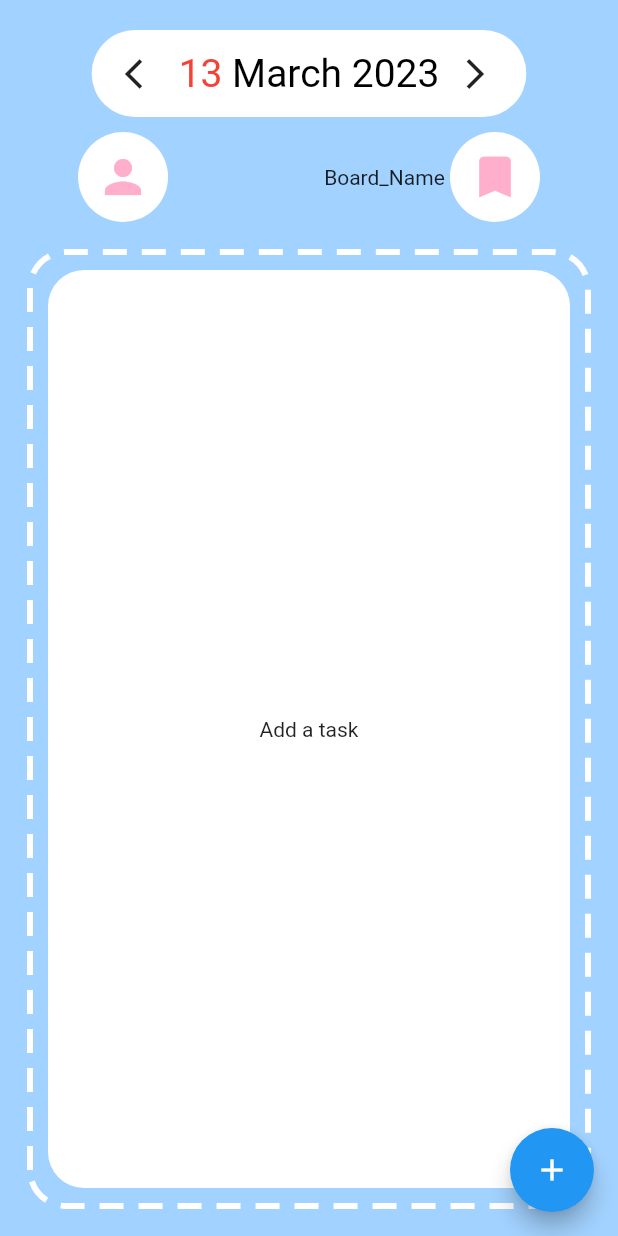
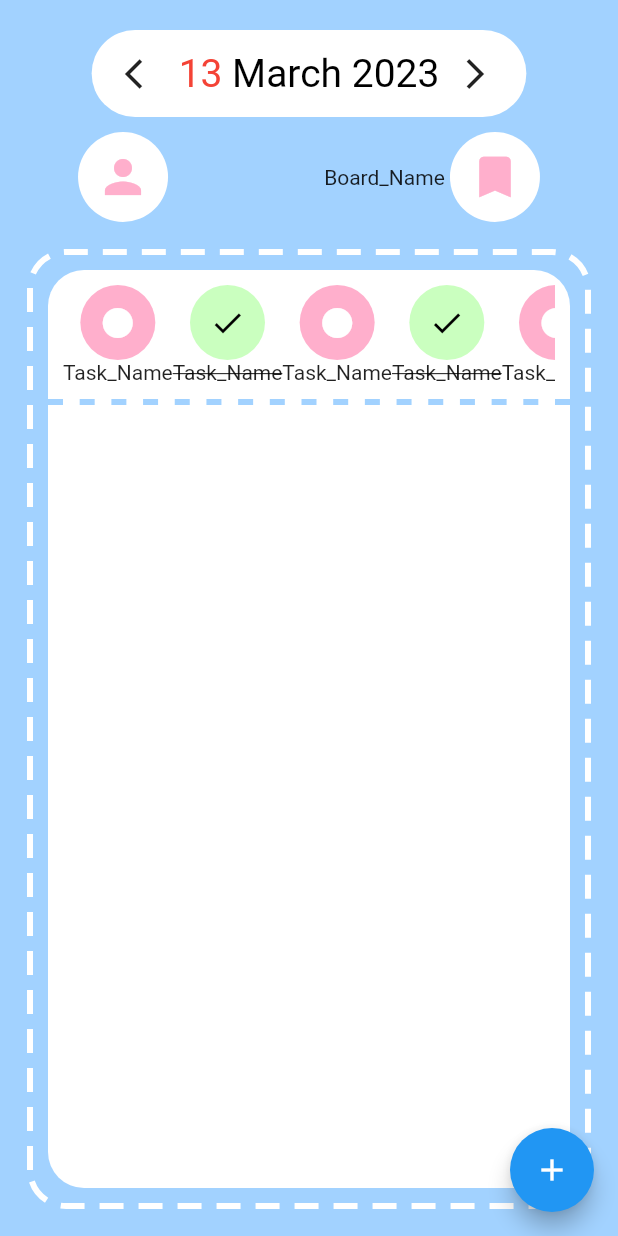
Before and after one commit to Bug-Too/CollabTasks, a Flutter app: the screen it shows after launch, on a phone screen of 412 x 824 dp. Run offline on Flutter 3.47's test engine with Material 2 defaults, Android fonts, the phone set to English and light mode, and no system bars; drawn by our look-alikes of dotted_border.

Commit message:
add default color style, separator, task box

```diff
--- a/lib/todo_page.dart
+++ b/lib/todo_page.dart
@@ -44,8 +44,45 @@ class CircleIconButton extends StatelessWidget {
   }
 }
 
+// Source: https://stackoverflow.com/questions/54019785/how-to-add-line-dash-in-flutter
+class MySeparator extends StatelessWidget {
+  const MySeparator({Key? key, this.height = 1, this.color = Colors.black})
+      : super(key: key);
+  final double height;
+  final Color color;
+
+  @override
+  Widget build(BuildContext context) {
+    return LayoutBuilder(
+      builder: (BuildContext context, BoxConstraints constraints) {
+        final boxWidth = constraints.constrainWidth();
+        const dashWidth = 10.0;
+        final dashHeight = height;
+        final dashCount = (boxWidth / (2 * dashWidth)).floor();
+        return Flex(
+          mainAxisAlignment: MainAxisAlignment.spaceBetween,
+          direction: Axis.horizontal,
+          children: List.generate(dashCount, (_) {
+            return SizedBox(
+              width: dashWidth,
+              height: dashHeight,
+              child: DecoratedBox(
+                decoration: BoxDecoration(color: color),
+              ),
+            );
+          }),
+        );
+      },
+    );
+  }
+}
+
 class _TodoPageState extends State<TodoPage> {
   var date = DateTime.now();
+  final primaryColor =  const Color.fromARGB(255, 162, 210, 255);
+  final secondaryColor = const Color.fromARGB(255, 255, 175, 204);
+  final successColor = const Color.fromARGB(255,202,255,191);
+
 
   Future<DateTime?> _selectDate(BuildContext context) async {
     DateTime? selectedDate = date;
@@ -160,7 +197,7 @@ class _TodoPageState extends State<TodoPage> {
               iconData: Icons.person,
               size: 60,
               color: Colors.white,
-              iconColor: Color.fromARGB(255, 255, 175, 204),
+              iconColor: secondaryColor,
               onPressed: () {
                 //  TODO: Add login page here
                 print('User button pressed');
@@ -172,7 +209,7 @@ class _TodoPageState extends State<TodoPage> {
                   iconData: Icons.bookmark,
                   size: 60,
                   color: Colors.white,
-                  iconColor: Color.fromARGB(255, 255, 175, 204),
+                  iconColor: secondaryColor,
                   onPressed: () {
                     // TODO: Add board page here
                     print('Board button pressed');
@@ -181,6 +218,32 @@ class _TodoPageState extends State<TodoPage> {
           ),
         ],
       );
+    }
+
+    Widget taskIcon(bool isDone) {
+      var widgetIsDone = isDone;
+      return Column(children: [
+        Container(
+          width: 50,
+          height: 50,
+          decoration: BoxDecoration(
+            color: widgetIsDone?successColor: secondaryColor ,
+            borderRadius: BorderRadius.circular(50),
+          ),
+          child:  Icon(widgetIsDone? Icons.done: Icons.circle, color: widgetIsDone? Colors.black: Colors.white, ),
+        ),
+        widgetIsDone ? Text('Task_Name' , style: TextStyle(decoration: TextDecoration.lineThrough),) : Text('Task_Name')
+      ]);
+    }
+
+    Widget generalTaskList() {
+      return (Container(
+        height: 50,
+        child: ListView(
+          scrollDirection: Axis.horizontal,
+          children: List.generate(10, (index) => taskIcon(index%2==0?false:true)),
+        ),
+      ));
     }
 
     Widget taskBox() {
@@ -199,8 +262,17 @@ class _TodoPageState extends State<TodoPage> {
                 color: Colors.white,
                 borderRadius: BorderRadius.circular(24),
               ),
-              child: const Center(
-                child: Text('Add a task'),
+              child: Column(
+                children: [
+                  Container(
+                    margin: const EdgeInsets.all(10),
+                    child: SizedBox(
+                      height: 66,
+                      child: generalTaskList(),
+                    ),
+                  ),
+                  MySeparator(color: primaryColor, height: 4,)
+                ],
               )),
         ),
       ));
@@ -209,11 +281,7 @@ class _TodoPageState extends State<TodoPage> {
     return Scaffold(
       body: Center(
         child: Column(
-          children: [
-            dateBar(),
-            topMenu(),
-            taskBox()
-          ],
+          children: [dateBar(), topMenu(), taskBox()],
         ),
       ),
       floatingActionButton: FloatingActionButton(
```
